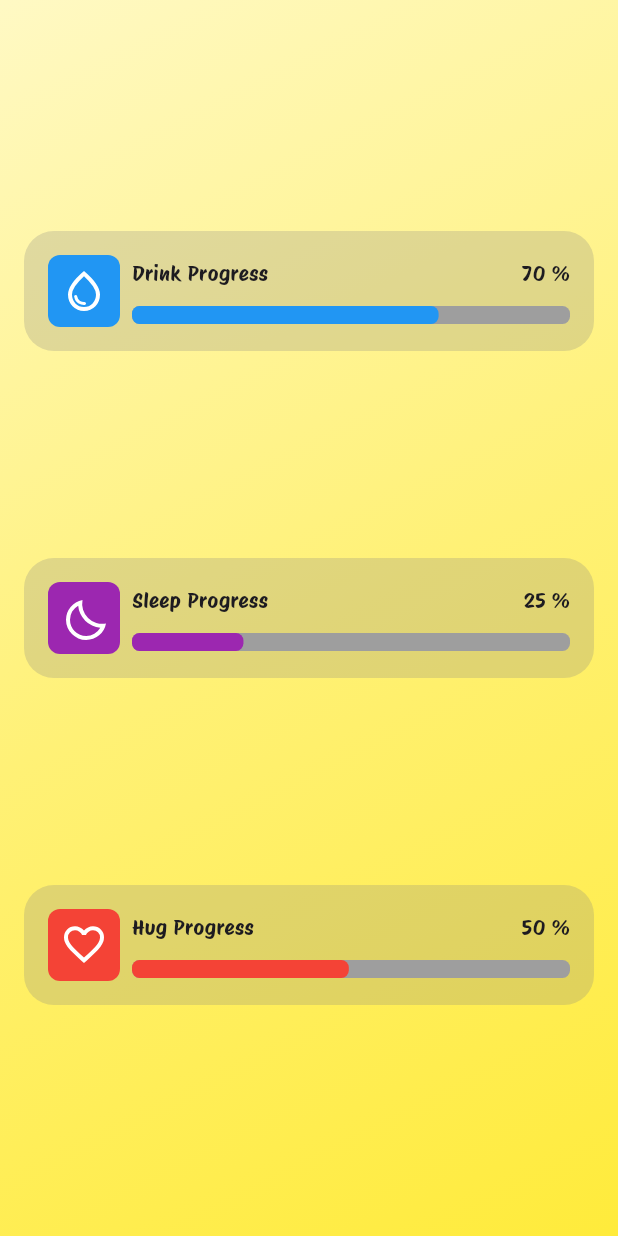
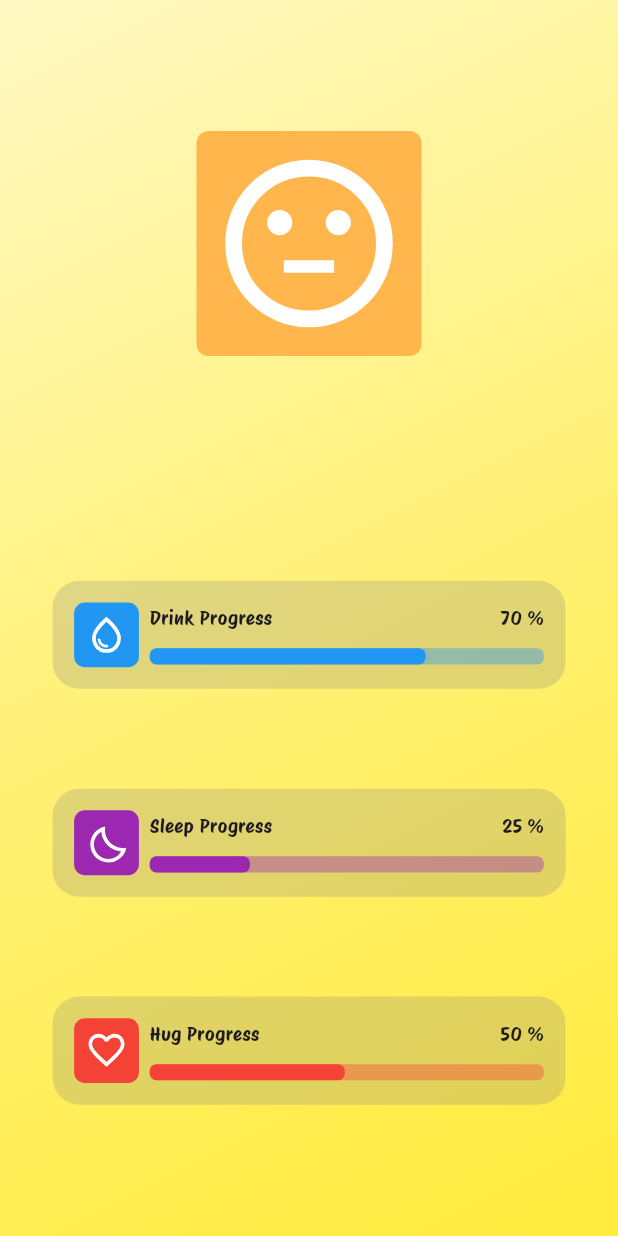
Before and after one commit to TitiBond/Tamagochieur-flutter, a Flutter app: the TamagoHomeScreen screen opened by its route, on a phone screen of 412 x 824 dp. Run offline on Flutter 3.47's test engine with Material 3 defaults, Android fonts, the light colour scheme and no system bars; our stand-ins replace flutter_svg.

Commit message:
feat(needsTile): adding needs tile with progress bar and mood icon

```diff
--- a/lib/components/progress_bar.dart
+++ b/lib/components/progress_bar.dart
@@ -13,7 +13,7 @@ class TamagoProgressBar extends StatelessWidget {
   @override
   Widget build(BuildContext context) {
     double progressBarHeight = 12;
-    Color progressBarBackgroundColor = Colors.grey;
+    Color progressBarBackgroundColor = this.progressBarColor.withOpacity(0.4);
     double progressBarBorderRadius = 5;
 
     return Stack(
--- a/lib/screens/home_screen.dart
+++ b/lib/screens/home_screen.dart
@@ -1,6 +1,6 @@
 import 'dart:async';
-
 import 'package:flutter/material.dart';
+import 'package:tamagochieur/components/mood_tile/mood_tile.dart';
 import 'package:tamagochieur/components/needs_tile/needs_tile.dart';
 
 class TamagoHomeScreen extends StatefulWidget {
@@ -11,15 +11,25 @@ class TamagoHomeScreen extends StatefulWidget {
 }
 
 class _TamagoHomeScreenState extends State<TamagoHomeScreen> {
+  //drink
   GlobalKey drinkProgressBarKey = GlobalKey();
+  double drinkProgress = 70;
+  double drinkProgressWidth = 0;
+  double _drinkScale = 1;
+
+  //sleep
   GlobalKey sleepProgressBarKey = GlobalKey();
+  double sleepProgress = 25.444;
+  double sleepProgressWidth = 0;
+  double _sleepScale = 1;
+
+  //hug
   GlobalKey hugProgressBarKey = GlobalKey();
-  double drinkProgress = 70;
-  double sleepProgress = 25.444;
   double hugProgress = 49.5;
-  double drinkProgressWidth = 0;
-  double sleepProgressWidth = 0;
   double hugProgressWidth = 0;
+  double _hugScale = 1;
+
+  bool _isThereAction = false;
 
   @override
   void initState() {
@@ -55,6 +65,7 @@ class _TamagoHomeScreenState extends State<TamagoHomeScreen> {
   Widget build(BuildContext context) {
     return Scaffold(
         body: Container(
+            width: double.infinity,
             decoration: BoxDecoration(
                 gradient: LinearGradient(
                     begin: Alignment.topLeft,
@@ -65,27 +76,90 @@ class _TamagoHomeScreenState extends State<TamagoHomeScreen> {
                   Colors.yellow[500]!,
                 ])),
             child: Padding(
-              padding: const EdgeInsets.all(16.0),
+              padding:
+                  const EdgeInsets.symmetric(vertical: 25.0, horizontal: 16),
+              child: Column(
+                mainAxisAlignment: MainAxisAlignment.spaceAround,
+                children: [
+                  SizedBox(
+                      height: MediaQuery.of(context).size.height / 3,
+                      width: MediaQuery.of(context).size.width,
+                      child: Padding(
+                        padding: const EdgeInsets.all(10.0),
+                        child: Center(
+                            child: TamagoMoodTile(mood: MoodEnum.neutral)),
+                      )),
+                  _isThereAction
+                      ? SizedBox(
+                          height: MediaQuery.of(context).size.height / 5,
+                        )
+                      : const SizedBox(
+                          height: 25,
+                        ),
+                  Expanded(
                     child: Column(
                         mainAxisAlignment: MainAxisAlignment.spaceEvenly,
                         children: [
-                  TamagoNeedsTile(
+                          AnimatedScale(
+                            scale: _drinkScale == 1 ? 0.9 : 1,
+                            duration: const Duration(milliseconds: 100),
+                            child: TamagoNeedsTile(
                               needType: NeedsType.drink,
                               progress: drinkProgress,
                               progressWidth: drinkProgressWidth,
                               progressBarKey: drinkProgressBarKey,
+                              onTapDown: (p0) {
+                                setState(() {
+                                  _drinkScale = _drinkScale == 1 ? 0.9 : 1;
+                                });
+                              },
+                              onTapUp: (p0) {
+                                setState(() {
+                                  _drinkScale = _drinkScale == 1 ? 0.9 : 1;
+                                });
+                              },
                             ),
-                  TamagoNeedsTile(
+                          ),
+                          AnimatedScale(
+                            scale: _sleepScale == 1 ? 0.9 : 1,
+                            duration: const Duration(milliseconds: 100),
+                            child: TamagoNeedsTile(
                               needType: NeedsType.sleep,
                               progress: sleepProgress,
                               progressWidth: sleepProgressWidth,
                               progressBarKey: sleepProgressBarKey,
+                              onTapDown: (p0) {
+                                setState(() {
+                                  _sleepScale = _sleepScale == 1 ? 0.9 : 1;
+                                });
+                              },
+                              onTapUp: (p0) {
+                                setState(() {
+                                  _sleepScale = _sleepScale == 1 ? 0.9 : 1;
+                                });
+                              },
                             ),
-                  TamagoNeedsTile(
+                          ),
+                          AnimatedScale(
+                              scale: _hugScale == 1 ? 0.9 : 1,
+                              duration: const Duration(milliseconds: 100),
+                              child: TamagoNeedsTile(
                                 needType: NeedsType.hug,
                                 progress: hugProgress,
                                 progressWidth: hugProgressWidth,
                                 progressBarKey: hugProgressBarKey,
+                                onTapDown: (p0) {
+                                  setState(() {
+                                    _hugScale = _hugScale == 1 ? 0.9 : 1;
+                                  });
+                                },
+                                onTapUp: (p0) {
+                                  setState(() {
+                                    _hugScale = _hugScale == 1 ? 0.9 : 1;
+                                  });
+                                },
+                              ))
+                        ]),
                   )
                 ],
               ),
--- a/pubspec.yaml
+++ b/pubspec.yaml
@@ -36,6 +36,7 @@ dependencies:
   # Use with the CupertinoIcons class for iOS style icons.
   cupertino_icons: ^1.0.2
   flutter_svg: ^2.0.9
+  mqtt_client: ^10.1.0
 
 dev_dependencies:
   flutter_test:
```
Also changed, not shown: pubspec.lock. Lines whose indentation alone changed are shown as unchanged.
